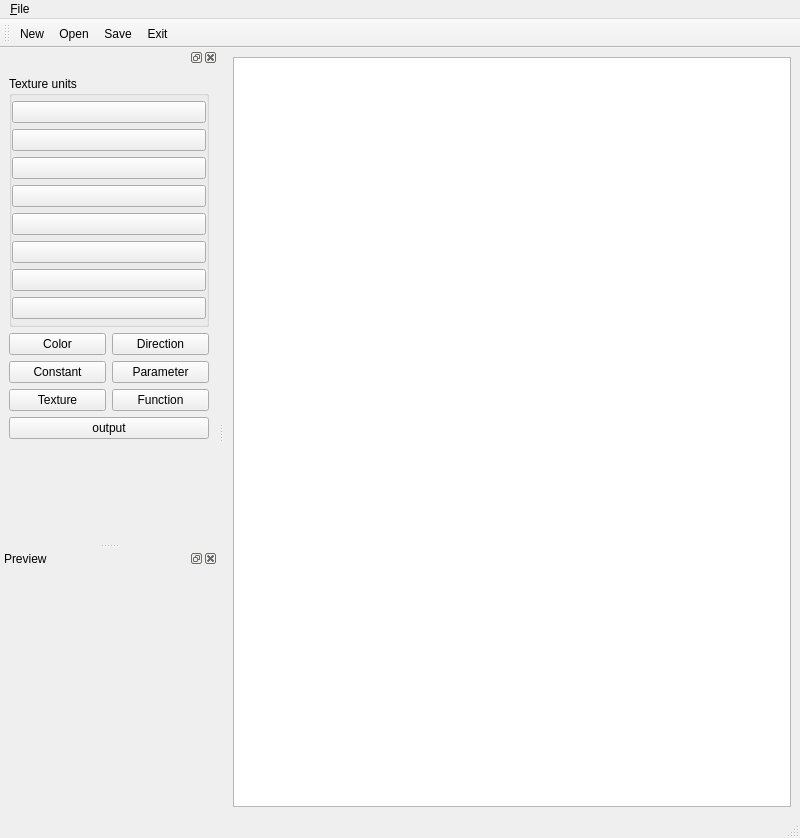
Qt form material_editor/mainwindow.ui (xaphier/Eternal-Lands) before a commit.
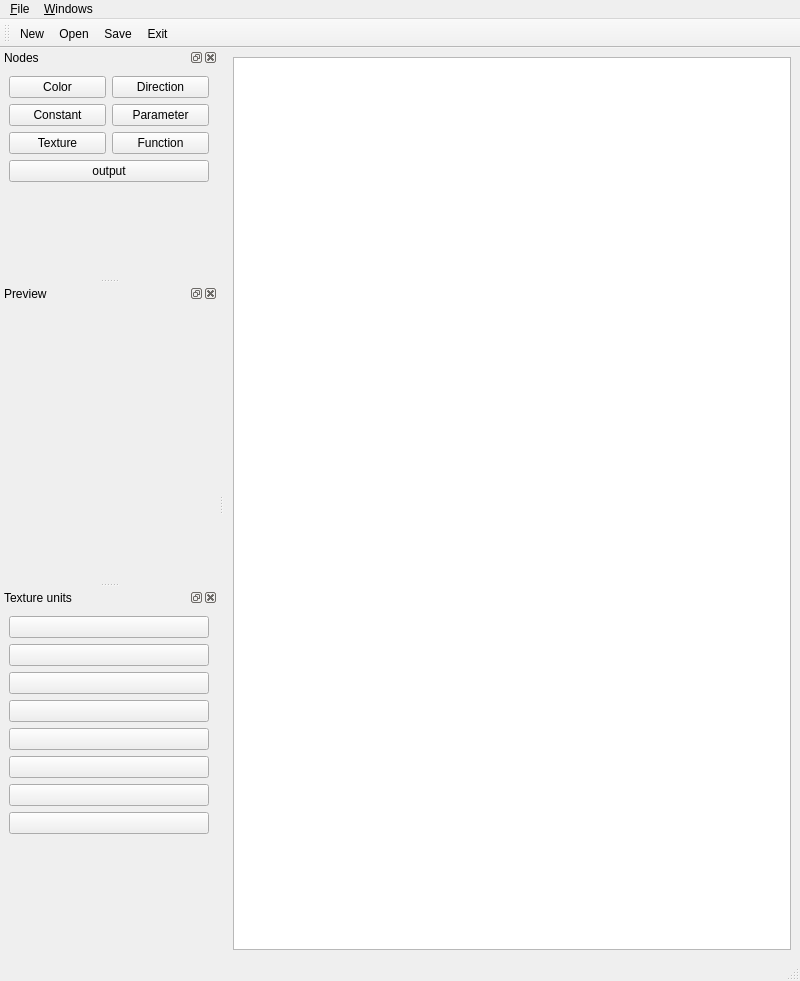
The same form after that commit. Icons and pictures are not drawn.

```diff
--- a/material_editor/mainwindow.ui
+++ b/material_editor/mainwindow.ui
@@ -7,7 +7,7 @@
     <x>0</x>
     <y>0</y>
     <width>800</width>
-    <height>838</height>
+    <height>981</height>
    </rect>
   </property>
   <property name="windowTitle">
@@ -47,23 +47,32 @@
     <addaction name="separator"/>
     <addaction name="action_exit"/>
    </widget>
+   <widget class="QMenu" name="menu_windows">
+    <property name="title">
+     <string>&amp;Windows</string>
+    </property>
+   </widget>
    <addaction name="menu_File"/>
+   <addaction name="menu_windows"/>
   </widget>
   <widget class="QStatusBar" name="statusbar"/>
   <widget class="QDockWidget" name="dockWidget">
+   <property name="windowTitle">
+    <string>Nodes</string>
+   </property>
    <attribute name="dockWidgetArea">
     <number>1</number>
    </attribute>
    <widget class="QWidget" name="dockWidgetContents">
     <layout class="QGridLayout" name="gridLayout">
-     <item row="8" column="0" colspan="2">
+     <item row="7" column="0" colspan="2">
       <widget class="QPushButton" name="output_button">
        <property name="text">
         <string>output</string>
        </property>
       </widget>
      </item>
-     <item row="9" column="0" colspan="2">
+     <item row="8" column="0" colspan="2">
       <spacer name="verticalSpacer">
        <property name="orientation">
         <enum>Qt::Vertical</enum>
@@ -76,87 +85,42 @@
        </property>
       </spacer>
      </item>
-     <item row="0" column="0" colspan="2">
-      <widget class="QGroupBox" name="groupBox">
-       <property name="title">
-        <string>Texture units</string>
-       </property>
-       <layout class="QGridLayout" name="gridLayout_2">
-        <property name="leftMargin">
-         <number>0</number>
-        </property>
-        <property name="topMargin">
-         <number>5</number>
-        </property>
-        <property name="rightMargin">
-         <number>0</number>
-        </property>
-        <property name="bottomMargin">
-         <number>5</number>
-        </property>
-        <item row="0" column="0">
-         <widget class="QPushButton" name="texture_unit_0"/>
-        </item>
-        <item row="1" column="0">
-         <widget class="QPushButton" name="texture_unit_1"/>
-        </item>
-        <item row="2" column="0">
-         <widget class="QPushButton" name="texture_unit_2"/>
-        </item>
-        <item row="3" column="0">
-         <widget class="QPushButton" name="texture_unit_3"/>
-        </item>
-        <item row="4" column="0">
-         <widget class="QPushButton" name="texture_unit_4"/>
-        </item>
-        <item row="5" column="0">
-         <widget class="QPushButton" name="texture_unit_5"/>
-        </item>
-        <item row="6" column="0">
-         <widget class="QPushButton" name="texture_unit_6"/>
-        </item>
-        <item row="7" column="0">
-         <widget class="QPushButton" name="texture_unit_7"/>
-        </item>
-       </layout>
-      </widget>
-     </item>
-     <item row="4" column="1">
+     <item row="3" column="1">
       <widget class="QPushButton" name="function_button">
        <property name="text">
         <string>Function</string>
        </property>
       </widget>
      </item>
-     <item row="2" column="0">
+     <item row="1" column="0">
       <widget class="QPushButton" name="color_button">
        <property name="text">
         <string>Color</string>
        </property>
       </widget>
      </item>
-     <item row="3" column="1">
+     <item row="2" column="1">
       <widget class="QPushButton" name="parameter_button">
        <property name="text">
         <string>Parameter</string>
        </property>
       </widget>
      </item>
-     <item row="4" column="0">
+     <item row="3" column="0">
       <widget class="QPushButton" name="texture_button">
        <property name="text">
         <string>Texture</string>
        </property>
       </widget>
      </item>
-     <item row="3" column="0">
+     <item row="2" column="0">
       <widget class="QPushButton" name="constant_button">
        <property name="text">
         <string>Constant</string>
        </property>
       </widget>
      </item>
-     <item row="2" column="1">
+     <item row="1" column="1">
       <widget class="QPushButton" name="direction_button">
        <property name="text">
         <string>Direction</string>
@@ -203,6 +167,55 @@
    <addaction name="action_save"/>
    <addaction name="action_exit"/>
   </widget>
+  <widget class="QDockWidget" name="dockWidget_3">
+   <property name="windowTitle">
+    <string>Texture units</string>
+   </property>
+   <attribute name="dockWidgetArea">
+    <number>1</number>
+   </attribute>
+   <widget class="QWidget" name="dockWidgetContents_3">
+    <layout class="QVBoxLayout" name="verticalLayout_2">
+     <item>
+      <widget class="QPushButton" name="texture_unit_0"/>
+     </item>
+     <item>
+      <widget class="QPushButton" name="texture_unit_1"/>
+     </item>
+     <item>
+      <widget class="QPushButton" name="texture_unit_2"/>
+     </item>
+     <item>
+      <widget class="QPushButton" name="texture_unit_3"/>
+     </item>
+     <item>
+      <widget class="QPushButton" name="texture_unit_4"/>
+     </item>
+     <item>
+      <widget class="QPushButton" name="texture_unit_5"/>
+     </item>
+     <item>
+      <widget class="QPushButton" name="texture_unit_6"/>
+     </item>
+     <item>
+      <widget class="QPushButton" name="texture_unit_7"/>
+     </item>
+     <item>
+      <spacer name="verticalSpacer_2">
+       <property name="orientation">
+        <enum>Qt::Vertical</enum>
+       </property>
+       <property name="sizeHint" stdset="0">
+        <size>
+         <width>20</width>
+         <height>40</height>
+        </size>
+       </property>
+      </spacer>
+     </item>
+    </layout>
+   </widget>
+  </widget>
   <action name="action_save">
    <property name="icon">
     <iconset resource="icons.qrc">
```
